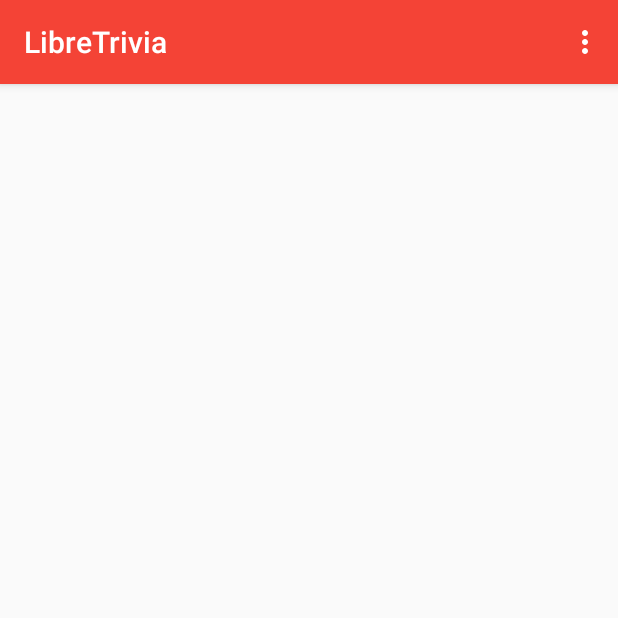
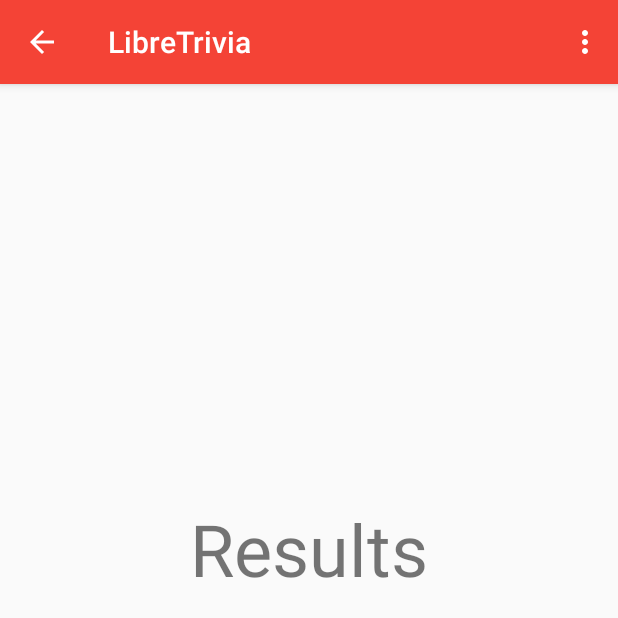
Before and after one commit to tryton-vanmeer/LibreTrivia, an Android app: the TriviaGameResultsActivity screen opened directly, with no data from a screen before it, on a phone screen of 412 x 824 dp, the top half of it. Run offline under Robolectric (Android 15) with nearby library versions, the phone set to English and light mode, and no system bars; our stand-ins replace ButterKnife; libraries missing offline, so code that uses them is left out: com.mikepenz.aboutlibraries; network calls fail.

Commit message:
Results screen shows questions answered correctly out of total.

```diff
--- a/app/src/main/java/io/github/trytonvanmeer/libretrivia/activities/TriviaGameResultsActivity.java
+++ b/app/src/main/java/io/github/trytonvanmeer/libretrivia/activities/TriviaGameResultsActivity.java
@@ -1,7 +1,12 @@
 package io.github.trytonvanmeer.libretrivia.activities;
 
 import android.os.Bundle;
+import android.text.Html;
+import android.widget.TextView;
 
+import java.util.Locale;
+
+import butterknife.BindView;
 import butterknife.ButterKnife;
 import io.github.trytonvanmeer.libretrivia.R;
 import io.github.trytonvanmeer.libretrivia.trivia.TriviaGame;
@@ -9,14 +14,35 @@ import io.github.trytonvanmeer.libretrivia.trivia.TriviaGame;
 public class TriviaGameResultsActivity extends BaseActivity {
     protected static final String EXTRA_TRIVIA_GAME = "extra_trivia_game";
 
+    @BindView(R.id.text_results_msg) TextView textViewResultsMsg;
+
     @Override
     protected void onCreate(Bundle savedInstanceState) {
         super.onCreate(savedInstanceState);
         setContentView(R.layout.activity_trivia_game_results);
         ButterKnife.bind(this);
 
+        //noinspection ConstantConditions
+        getSupportActionBar().setDisplayHomeAsUpEnabled(true);
+
+        TriviaGame game;
         Bundle bundle = getIntent().getExtras();
-        assert bundle != null;
-        TriviaGame game = (TriviaGame) bundle.get(EXTRA_TRIVIA_GAME);
+        if (bundle != null) {
+            game = (TriviaGame) bundle.get(EXTRA_TRIVIA_GAME);
+
+            if (game != null) {
+                int correctTotal = 0;
+
+                for (boolean result : game.getResults()) {
+                    if (result) {
+                        correctTotal++;
+                    }
+                }
+
+                String msg = String.format(Locale.US,"<sup>%d</sup>&frasl;<sub>%d</sub>",
+                        correctTotal, game.getQuestionsCount());
+                textViewResultsMsg.setText(Html.fromHtml(msg));
+            }
+        }
     }
 }
--- a/app/src/main/java/io/github/trytonvanmeer/libretrivia/trivia/TriviaGame.java
+++ b/app/src/main/java/io/github/trytonvanmeer/libretrivia/trivia/TriviaGame.java
@@ -4,8 +4,6 @@ import java.io.Serializable;
 import java.util.List;
 
 public class TriviaGame implements Serializable {
-    private static final String TAG = "TriviaGame";
-
     private int currentQuestion;
     private boolean[] results;
     private List<TriviaQuestion> questions;
--- a/app/src/main/res/layout/activity_trivia_game_results.xml
+++ b/app/src/main/res/layout/activity_trivia_game_results.xml
@@ -1,9 +1,38 @@
 <?xml version="1.0" encoding="utf-8"?>
-<android.support.constraint.ConstraintLayout xmlns:android="http://schemas.android.com/apk/res/android"
+<android.support.constraint.ConstraintLayout
+    xmlns:android="http://schemas.android.com/apk/res/android"
     xmlns:app="http://schemas.android.com/apk/res-auto"
     xmlns:tools="http://schemas.android.com/tools"
     android:layout_width="match_parent"
     android:layout_height="match_parent"
     tools:context="io.github.trytonvanmeer.libretrivia.activities.TriviaGameResultsActivity">
 
+        <LinearLayout
+            android:orientation="vertical"
+            android:layout_width="match_parent"
+            android:layout_height="wrap_content"
+            app:layout_constraintTop_toTopOf="parent"
+            app:layout_constraintBottom_toBottomOf="parent">
+
+            <TextView
+                android:layout_width="match_parent"
+                android:layout_height="wrap_content"
+                android:layout_marginTop="16dp"
+                android:text="@string/ui_results"
+                android:textAlignment="center"
+                android:textSize="48sp" />
+
+            <TextView
+                android:id="@+id/text_results_msg"
+                android:layout_width="match_parent"
+                android:layout_height="wrap_content"
+                android:paddingTop="50dp"
+                android:paddingBottom="50dp"
+                android:textAlignment="center"
+                android:textSize="48sp" />
+
+        </LinearLayout>
+
+
+
 </android.support.constraint.ConstraintLayout>
--- a/app/src/main/res/values/strings.xml
+++ b/app/src/main/res/values/strings.xml
@@ -52,6 +52,7 @@
     <string name="ui_next">Next</string>
     <string name="ui_quit_game">Quit Game</string>
     <string name="ui_quit_game_msg">Are you sure you want to quit this game?</string>
+    <string name="ui_results">Results</string>
 
     <!-- Error Strings -->
     <string name="error_network"><b>Network Error!</b>\n Could not connect to a network.</string>
```
